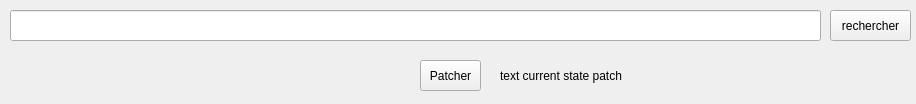
The window that mainwindow.ui (DreamTrad/PatcherPublic_Gnosia) describes before a commit, drawn with Qt 5.
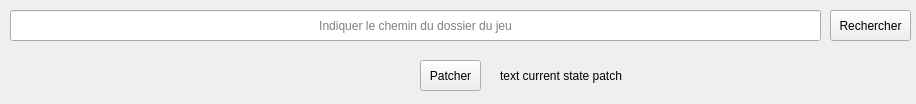
The same window after the commit. Icons and pictures are not drawn.

```diff
--- a/mainwindow.ui
+++ b/mainwindow.ui
@@ -13,8 +13,9 @@
   <property name="windowTitle">
    <string>Team Mirai - GNOSIA patcheur automatique</string>
   </property>
-  <property name="styleSheet">
-   <string notr="true"/>
+  <property name="windowIcon">
+   <iconset resource="ressource.qrc">
+    <normaloff>:/ressource/GnosiaIcone.ico</normaloff>:/ressource/GnosiaIcone.ico</iconset>
   </property>
   <widget class="QWidget" name="centralwidget">
    <property name="styleSheet">
@@ -33,7 +34,7 @@
      <enum>Qt::RightToLeft</enum>
     </property>
     <property name="text">
-     <string>rechercher</string>
+     <string>Rechercher</string>
     </property>
    </widget>
    <widget class="QPushButton" name="pushButton_process">
@@ -67,6 +68,9 @@
     <property name="alignment">
      <set>Qt::AlignCenter</set>
     </property>
+    <property name="placeholderText">
+     <string>Indiquer le chemin du dossier du jeu</string>
+    </property>
    </widget>
    <widget class="QLabel" name="label_stateProcess">
     <property name="geometry">
```
Left out of the diff: 2 changed lines with no effect on the pictures.
